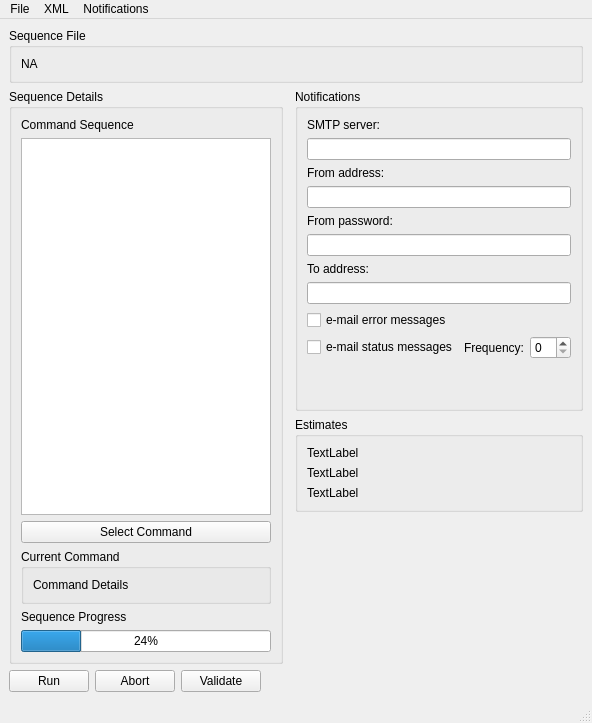
First picture: the form in dave/qtdesigner/dave.ui, repository ZhuangLab/storm-control, before the edit.
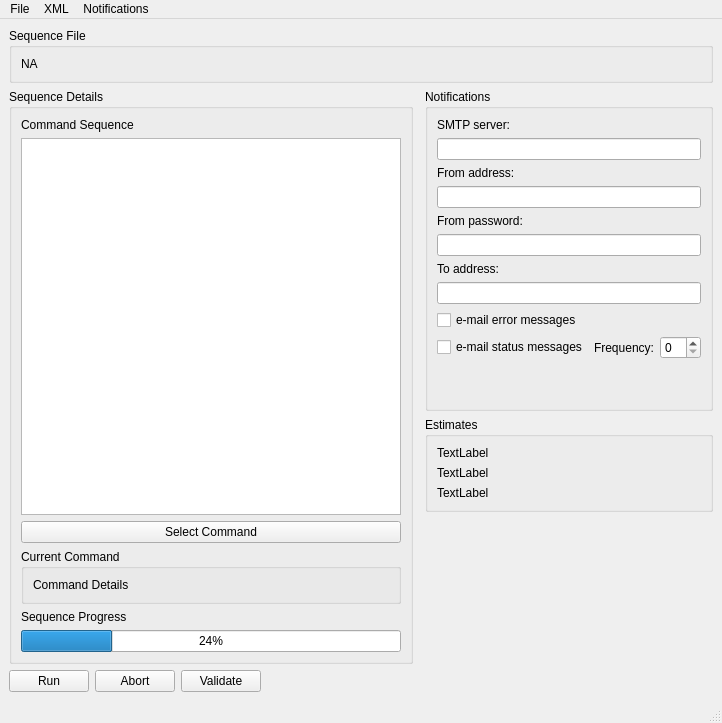
Second picture: the form after the edit. Custom widgets are drawn as their Qt base class.

Commit message: Increase default width so that command descriptions fit in the tree view.

Diff of the .ui file:
```diff
--- a/dave/qtdesigner/dave.ui
+++ b/dave/qtdesigner/dave.ui
@@ -6,7 +6,7 @@
    <rect>
     <x>0</x>
     <y>0</y>
-    <width>592</width>
+    <width>722</width>
     <height>723</height>
    </rect>
   </property>
@@ -280,7 +280,7 @@
     <rect>
      <x>0</x>
      <y>0</y>
-     <width>592</width>
+     <width>722</width>
      <height>26</height>
     </rect>
    </property>
```
The commit also changes 1 other file.
